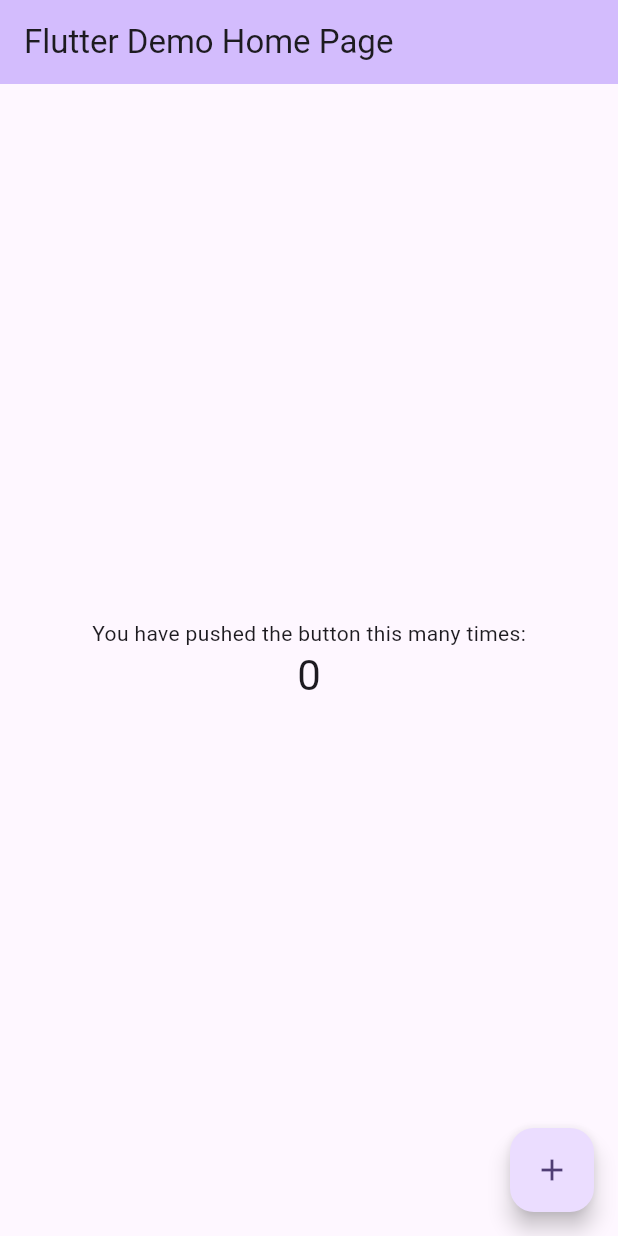
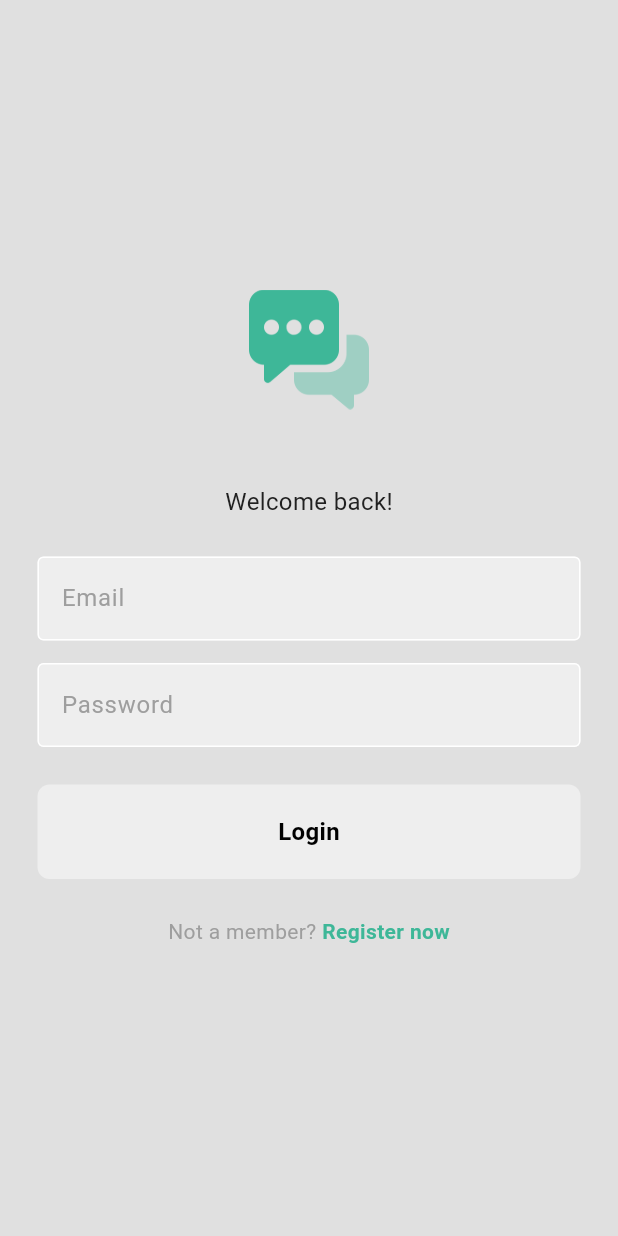
Before and after one commit to Efty34/TxT, a Flutter app: the screen it shows after launch, on a phone screen of 412 x 824 dp. Run offline on Flutter 3.47's test engine with Material 3 defaults, Android fonts, the phone set to English and light mode, and no system bars.

Commit message:
login, register page ui design done

```diff
--- /dev/null
+++ b/lib/auth/login_or_register.dart
@@ -0,0 +1,35 @@
+import 'package:flutter/material.dart';
+import 'package:txt/pages/login_page.dart';
+import 'package:txt/pages/register_page.dart';
+
+class LoginOrRegister extends StatefulWidget {
+  const LoginOrRegister({super.key});
+
+  @override
+  State<LoginOrRegister> createState() => _LoginOrRegisterState();
+}
+
+class _LoginOrRegisterState extends State<LoginOrRegister> {
+  // initially show, login page
+  bool showLoginPage = true;
+
+  // toggle between login and register page
+  void togglePages() {
+    setState(() {
+      showLoginPage = !showLoginPage;
+    });
+  }
+
+  @override
+  Widget build(BuildContext context) {
+    if (showLoginPage) {
+      return LoginPage(
+        onTap: togglePages,
+      );
+    } else {
+      return RegisterPage(
+        onTap: togglePages,
+      );
+    }
+  }
+}
--- /dev/null
+++ b/lib/components/my_button.dart
@@ -0,0 +1,36 @@
+import 'package:flutter/material.dart';
+
+class MyButton extends StatelessWidget {
+  final String text;
+  final void Function()? onTap;
+
+  const MyButton({
+    super.key,
+    required this.text,
+    required this.onTap,
+  });
+
+  @override
+  Widget build(BuildContext context) {
+    return GestureDetector(
+      onTap: onTap,
+      child: Container(
+        padding: const EdgeInsets.all(20),
+        margin: const EdgeInsets.symmetric(horizontal: 25),
+        decoration: BoxDecoration(
+          color: Theme.of(context).colorScheme.secondary,
+          borderRadius: BorderRadius.circular(8),
+        ),
+        child: Center(
+          child: Text(
+            text,
+            style: const TextStyle(
+              fontWeight: FontWeight.bold,
+              fontSize: 16,
+            ),
+          ),
+        ),
+      ),
+    );
+  }
+}
--- /dev/null
+++ b/lib/components/my_textfield.dart
@@ -0,0 +1,41 @@
+import 'package:flutter/material.dart';
+
+class MyTextfield extends StatelessWidget {
+  final String hintText;
+  final bool obscureText;
+  final TextEditingController controller;
+  const MyTextfield(
+      {super.key,
+      required this.hintText,
+      required this.obscureText,
+      required this.controller});
+
+  @override
+  Widget build(BuildContext context) {
+    return Padding(
+      padding: const EdgeInsets.symmetric(horizontal: 25),
+      child: TextField(
+        controller: controller,
+        decoration: InputDecoration(
+          enabledBorder: OutlineInputBorder(
+            borderSide: BorderSide(
+              color: Theme.of(context).colorScheme.tertiary,
+            ),
+          ),
+          focusedBorder: OutlineInputBorder(
+            borderSide: BorderSide(
+              color: Theme.of(context).colorScheme.outline,
+            ),
+          ),
+          filled: true,
+          fillColor: Theme.of(context).colorScheme.secondary,
+          hintText: hintText,
+          hintStyle: TextStyle(
+            color: Theme.of(context).colorScheme.primary,
+          ),
+        ),
+        obscureText: obscureText,
+      ),
+    );
+  }
+}
--- a/lib/main.dart
+++ b/lib/main.dart
@@ -1,125 +1,19 @@
 import 'package:flutter/material.dart';
+import 'package:txt/auth/login_or_register.dart';
+import 'package:txt/themes/light_mode.dart';
 
 void main() {
   runApp(const MyApp());
 }
-
 class MyApp extends StatelessWidget {
   const MyApp({super.key});
 
-  // This widget is the root of your application.
   @override
   Widget build(BuildContext context) {
     return MaterialApp(
-      title: 'Flutter Demo',
-      theme: ThemeData(
-        // This is the theme of your application.
-        //
-        // TRY THIS: Try running your application with "flutter run". You'll see
-        // the application has a purple toolbar. Then, without quitting the app,
-        // try changing the seedColor in the colorScheme below to Colors.green
-        // and then invoke "hot reload" (save your changes or press the "hot
-        // reload" button in a Flutter-supported IDE, or press "r" if you used
-        // the command line to start the app).
-        //
-        // Notice that the counter didn't reset back to zero; the application
-        // state is not lost during the reload. To reset the state, use hot
-        // restart instead.
-        //
-        // This works for code too, not just values: Most code changes can be
-        // tested with just a hot reload.
-        colorScheme: ColorScheme.fromSeed(seedColor: Colors.deepPurple),
-        useMaterial3: true,
-      ),
-      home: const MyHomePage(title: 'Flutter Demo Home Page'),
+      debugShowCheckedModeBanner: false,
+      home: const LoginOrRegister(),
+      theme: lightMode,
     );
   }
 }
-
-class MyHomePage extends StatefulWidget {
-  const MyHomePage({super.key, required this.title});
-
-  // This widget is the home page of your application. It is stateful, meaning
-  // that it has a State object (defined below) that contains fields that affect
-  // how it looks.
-
-  // This class is the configuration for the state. It holds the values (in this
-  // case the title) provided by the parent (in this case the App widget) and
-  // used by the build method of the State. Fields in a Widget subclass are
-  // always marked "final".
-
-  final String title;
-
-  @override
-  State<MyHomePage> createState() => _MyHomePageState();
-}
-
-class _MyHomePageState extends State<MyHomePage> {
-  int _counter = 0;
-
-  void _incrementCounter() {
-    setState(() {
-      // This call to setState tells the Flutter framework that something has
-      // changed in this State, which causes it to rerun the build method below
-      // so that the display can reflect the updated values. If we changed
-      // _counter without calling setState(), then the build method would not be
-      // called again, and so nothing would appear to happen.
-      _counter++;
-    });
-  }
-
-  @override
-  Widget build(BuildContext context) {
-    // This method is rerun every time setState is called, for instance as done
-    // by the _incrementCounter method above.
-    //
-    // The Flutter framework has been optimized to make rerunning build methods
-    // fast, so that you can just rebuild anything that needs updating rather
-    // than having to individually change instances of widgets.
-    return Scaffold(
-      appBar: AppBar(
-        // TRY THIS: Try changing the color here to a specific color (to
-        // Colors.amber, perhaps?) and trigger a hot reload to see the AppBar
-        // change color while the other colors stay the same.
-        backgroundColor: Theme.of(context).colorScheme.inversePrimary,
-        // Here we take the value from the MyHomePage object that was created by
-        // the App.build method, and use it to set our appbar title.
-        title: Text(widget.title),
-      ),
-      body: Center(
-        // Center is a layout widget. It takes a single child and positions it
-        // in the middle of the parent.
-        child: Column(
-          // Column is also a layout widget. It takes a list of children and
-          // arranges them vertically. By default, it sizes itself to fit its
-          // children horizontally, and tries to be as tall as its parent.
-          //
-          // Column has various properties to control how it sizes itself and
-          // how it positions its children. Here we use mainAxisAlignment to
-          // center the children vertically; the main axis here is the vertical
-          // axis because Columns are vertical (the cross axis would be
-          // horizontal).
-          //
-          // TRY THIS: Invoke "debug painting" (choose the "Toggle Debug Paint"
-          // action in the IDE, or press "p" in the console), to see the
-          // wireframe for each widget.
-          mainAxisAlignment: MainAxisAlignment.center,
-          children: <Widget>[
-            const Text(
-              'You have pushed the button this many times:',
-            ),
-            Text(
-              '$_counter',
-              style: Theme.of(context).textTheme.headlineMedium,
-            ),
-          ],
-        ),
-      ),
-      floatingActionButton: FloatingActionButton(
-        onPressed: _incrementCounter,
-        tooltip: 'Increment',
-        child: const Icon(Icons.add),
-      ), // This trailing comma makes auto-formatting nicer for build methods.
-    );
-  }
-}
--- /dev/null
+++ b/lib/pages/login_page.dart
@@ -0,0 +1,99 @@
+import 'package:flutter/material.dart';
+import 'package:txt/components/my_button.dart';
+import 'package:txt/components/my_textfield.dart';
+import 'package:txt/utils/app_media.dart';
+
+class LoginPage extends StatelessWidget {
+  // email and password controllers
+  final TextEditingController _emailController = TextEditingController();
+  final TextEditingController _pwController = TextEditingController();
+
+  // tap to go to register page
+  final void Function()? onTap;
+
+  LoginPage({super.key, this.onTap});
+
+  // login function
+  void login() {}
+
+  @override
+  Widget build(BuildContext context) {
+    return Scaffold(
+      backgroundColor: Theme.of(context).colorScheme.surface,
+      body: Center(
+        child: Column(
+          mainAxisAlignment: MainAxisAlignment.center,
+          children: [
+            // logo
+            Image.asset(
+              AppMedia.logo,
+              width: 80,
+              height: 80,
+            ),
+
+            const SizedBox(height: 50),
+
+            // welcome back message
+            Text(
+              'Welcome back!',
+              style: TextStyle(
+                  color: Theme.of(context).colorScheme.inversePrimary,
+                  fontSize: 16),
+            ),
+
+            const SizedBox(height: 25),
+
+            // email text field
+            MyTextfield(
+              hintText: "Email",
+              obscureText: false,
+              controller: _emailController,
+            ),
+
+            const SizedBox(height: 15),
+
+            // password text field
+            MyTextfield(
+              hintText: "Password",
+              obscureText: true,
+              controller: _pwController,
+            ),
+
+            const SizedBox(height: 25),
+
+            // login button
+            MyButton(
+              text: "Login",
+              onTap: login,
+            ),
+
+            const SizedBox(height: 25),
+
+            // register not button
+            Row(
+              mainAxisAlignment: MainAxisAlignment.center,
+              children: [
+                Text(
+                  "Not a member? ",
+                  style: TextStyle(
+                    color: Theme.of(context).colorScheme.primary,
+                  ),
+                ),
+                GestureDetector(
+                  onTap: onTap,
+                  child: Text(
+                    "Register now",
+                    style: TextStyle(
+                      fontWeight: FontWeight.bold,
+                      color: Theme.of(context).colorScheme.outline,
+                    ),
+                  ),
+                ),
+              ],
+            ),
+          ],
+        ),
+      ),
+    );
+  }
+}
--- /dev/null
+++ b/lib/themes/light_mode.dart
@@ -0,0 +1,12 @@
+import 'package:flutter/material.dart';
+
+ThemeData lightMode = ThemeData(
+  colorScheme: ColorScheme.light(
+    surface: Colors.grey.shade300,
+    primary: Colors.grey.shade500,
+    secondary: Colors.grey.shade200,
+    tertiary: Colors.white,
+    inversePrimary: Colors.grey.shade900,
+    outline: const Color(0xFF3EB798),
+  )
+);
--- /dev/null
+++ b/lib/utils/app_media.dart
@@ -0,0 +1,4 @@
+class AppMedia {
+  static const _baseImage = "assets/images";
+  static const logo = '$_baseImage/chat.png';
+}
--- a/pubspec.yaml
+++ b/pubspec.yaml
@@ -59,8 +59,8 @@ flutter:
   uses-material-design: true
 
   # To add assets to your application, add an assets section, like this:
-  # assets:
-  #   - images/a_dot_burr.jpeg
+  assets:
+     - assets/images/
   #   - images/a_dot_ham.jpeg
 
   # An image asset can refer to one or more resolution-specific "variants", see
```
Also changed, not shown: lib/pages/register_page.dart (added, +121 -0 lines), assets/images/chat.png (added).
